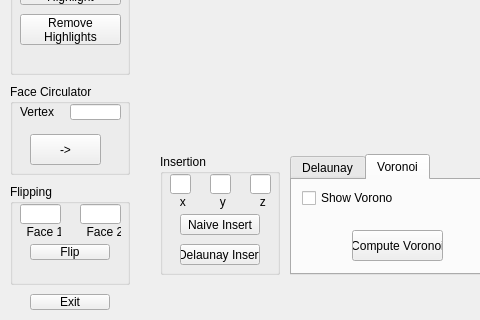
Before: the Qt Designer form mainwindow.ui in Aros69/MeshComputation, drawn with Qt 5; both pictures show x 0 to 480 and y 243 to 563 of the 803 by 563 pixel window.
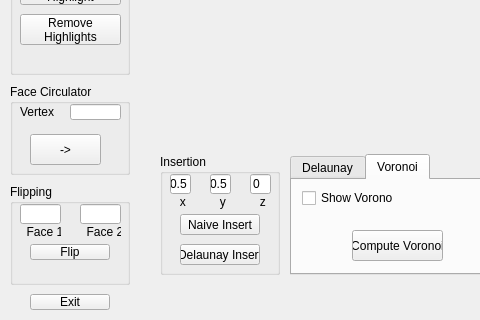
After: the same form once the commit is applied. Custom widgets are drawn as their Qt base class.

What changed in the file:
```diff
--- a/mainwindow.ui
+++ b/mainwindow.ui
@@ -169,6 +169,9 @@
        <height>20</height>
       </rect>
      </property>
+     <property name="text">
+      <string>0.5</string>
+     </property>
     </widget>
     <widget class="QLineEdit" name="yInsert">
      <property name="geometry">
@@ -179,6 +182,9 @@
        <height>20</height>
       </rect>
      </property>
+     <property name="text">
+      <string>0.5</string>
+     </property>
     </widget>
     <widget class="QLineEdit" name="zInsert">
      <property name="geometry">
@@ -189,6 +195,9 @@
        <height>20</height>
       </rect>
      </property>
+     <property name="text">
+      <string>0</string>
+     </property>
     </widget>
     <widget class="QLabel" name="x">
      <property name="geometry">
```
